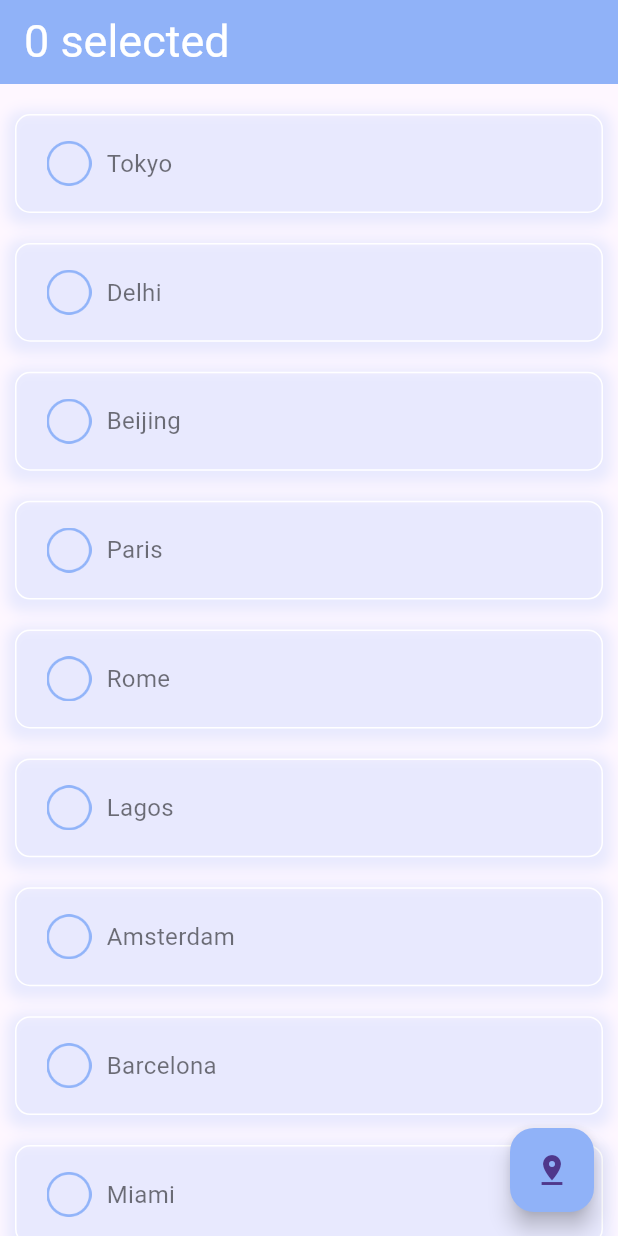
After one commit to AnhTuvx/Flutter-Weather-App, a Flutter app: the screen it shows after launch, after a tap on "Get Started", on a phone screen of 412 x 824 dp. The commit adds this screen. Run offline on Flutter 3.47's test engine with Material 3 defaults, Android fonts, the phone set to English and light mode, and no system bars; Roboto replaces fonts that are missing (countryCode).

Commit message:
finish welcome page

```diff
--- /dev/null
+++ b/lib/models/city.dart
@@ -0,0 +1,72 @@
+class City {
+  bool isSelected;
+  final String city;
+  final String country;
+  final bool isDefault;
+
+  City(
+      {required this.isSelected,
+      required this.city,
+      required this.country,
+      required this.isDefault});
+
+  //List of Cities data
+  static List<City> citiesList = [
+    City(
+        isSelected: false,
+        city: 'London',
+        country: 'United Kindgom',
+        isDefault: true),
+    City(isSelected: false, city: 'Tokyo', country: 'Japan', isDefault: false),
+    City(isSelected: false, city: 'Delhi', country: 'India', isDefault: false),
+    City(
+        isSelected: false, city: 'Beijing', country: 'China', isDefault: false),
+    City(isSelected: false, city: 'Paris', country: 'Paris', isDefault: false),
+    City(isSelected: false, city: 'Rome', country: 'Italy', isDefault: false),
+    City(
+        isSelected: false, city: 'Lagos', country: 'Nigeria', isDefault: false),
+    City(
+        isSelected: false,
+        city: 'Amsterdam',
+        country: 'Netherlands',
+        isDefault: false),
+    City(
+        isSelected: false,
+        city: 'Barcelona',
+        country: 'Spain',
+        isDefault: false),
+    City(
+        isSelected: false,
+        city: 'Miami',
+        country: 'United States',
+        isDefault: false),
+    City(
+        isSelected: false,
+        city: 'Vienna',
+        country: 'Austria',
+        isDefault: false),
+    City(
+        isSelected: false,
+        city: 'Berlin',
+        country: 'Germany',
+        isDefault: false),
+    City(
+        isSelected: false,
+        city: 'Toronto',
+        country: 'Canada',
+        isDefault: false),
+    City(
+        isSelected: false,
+        city: 'Brussels',
+        country: 'Belgium',
+        isDefault: false),
+    City(
+        isSelected: false, city: 'Nairobi', country: 'Kenya', isDefault: false),
+  ];
+
+  //Get the selected cities
+  static List<City> getSelectedCities() {
+    List<City> selectedCities = City.citiesList;
+    return selectedCities.where((city) => city.isSelected == true).toList();
+  }
+}
--- /dev/null
+++ b/lib/models/constants.dart
@@ -0,0 +1,6 @@
+import 'package:flutter/material.dart';
+
+class Constants {
+  final Color primaryColor = const Color(0xff90B2F9);
+  final Color secondaryColor = const Color(0xff90B2F8);
+}
--- a/lib/ui/get_started.dart
+++ b/lib/ui/get_started.dart
@@ -1,17 +1,21 @@
+import 'package:flutter/cupertino.dart';
 import 'package:flutter/material.dart';
+import 'package:weather_app_flutter/models/constants.dart';
+import 'package:weather_app_flutter/ui/welcome.dart';
 
 class GetStarted extends StatelessWidget {
   const GetStarted({super.key});
 
   @override
   Widget build(BuildContext context) {
+    Constants myConstants = Constants();
     Size size = MediaQuery.of(context).size;
 
     return Scaffold(
       body: Container(
         width: size.width,
         height: size.height,
-        color: Colors.red,
+        color: myConstants.primaryColor.withOpacity(.5),
         child: Center(
           child: Column(
             mainAxisAlignment: MainAxisAlignment.center,
@@ -21,16 +25,25 @@ class GetStarted extends StatelessWidget {
               SizedBox(
                 height: 30,
               ),
-              Container(
+              GestureDetector(
+                onTap: () {
+                  Navigator.pushReplacement(
+                      context,
+                      MaterialPageRoute(
+                        builder: (context) => Welcome(),
+                      ));
+                },
+                child: Container(
                   height: 50,
                   width: size.width * 0.7,
                   decoration: BoxDecoration(
-                    color: Colors.blue,
+                      color: myConstants.primaryColor,
                       borderRadius: BorderRadius.circular(10)),
                   child: Center(
                     child: Text(
                       "Get Started",
                       style: TextStyle(fontSize: 18, color: Colors.white),
+                    ),
                   ),
                 ),
               ),
--- /dev/null
+++ b/lib/ui/welcome.dart
@@ -0,0 +1,99 @@
+import 'package:flutter/cupertino.dart';
+import 'package:flutter/material.dart';
+import 'package:weather_app_flutter/models/city.dart';
+import 'package:weather_app_flutter/models/constants.dart';
+
+class Welcome extends StatefulWidget {
+  const Welcome({super.key});
+
+  @override
+  State<Welcome> createState() => _WelcomeState();
+}
+
+class _WelcomeState extends State<Welcome> {
+  @override
+  Widget build(BuildContext context) {
+    List<City> cities =
+        City.citiesList.where((city) => city.isDefault == false).toList();
+    List<City> selectedCities = City.getSelectedCities();
+    Constants myConstants = Constants();
+    Size size = MediaQuery.of(context).size;
+
+    return Scaffold(
+      appBar: AppBar(
+        automaticallyImplyLeading: false,
+        backgroundColor: myConstants.secondaryColor,
+        title: Text(
+          selectedCities.length.toString() + " selected",
+          textAlign: TextAlign.center,
+          style: TextStyle(
+              color: Colors.white,
+              fontSize: 30,
+              fontFamily: AutofillHints.countryCode),
+        ),
+      ),
+      body: ListView.builder(
+        itemCount: cities.length,
+        itemBuilder: (BuildContext context, int index) {
+          return Container(
+            margin: EdgeInsets.only(left: 10, top: 20, right: 10),
+            padding: EdgeInsets.symmetric(horizontal: 20),
+            height: size.height * .08,
+            width: size.width,
+            decoration: BoxDecoration(
+                border: cities[index].isSelected == true
+                    ? Border.all(
+                        color: myConstants.secondaryColor.withOpacity(.6),
+                        width: 2,
+                      )
+                    : Border.all(color: Colors.white),
+                borderRadius: BorderRadius.all(Radius.circular(10)),
+                boxShadow: [
+                  BoxShadow(
+                      color: myConstants.primaryColor.withOpacity(.2),
+                      spreadRadius: 5,
+                      blurRadius: 7,
+                      offset: Offset(0, 3)),
+                ]),
+            child: Row(
+              children: [
+                GestureDetector(
+                  onTap: () {
+                    setState(() {
+                      cities[index].isSelected = !cities[index].isSelected;
+                    });
+                  },
+                  child: Image.asset(
+                    cities[index].isSelected == true
+                        ? 'lib/images/checked.png'
+                        : 'lib/images/unchecked.png',
+                    width: 30,
+                  ),
+                ),
+                SizedBox(
+                  width: 10,
+                ),
+                Text(
+                  cities[index].city,
+                  style: TextStyle(
+                    fontSize: 16,
+                    color: cities[index].isSelected == true
+                        ? myConstants.primaryColor
+                        : Colors.black54,
+                  ),
+                )
+              ],
+            ),
+          );
+        },
+      ),
+      floatingActionButton: FloatingActionButton(
+        backgroundColor: myConstants.secondaryColor,
+        child: Icon(Icons.pin_drop),
+        onPressed: () {
+          print(selectedCities.length);
+        },
+      ),
+    );
+  }
+}
```
Also changed, not shown: 1 other file. Lines whose indentation alone changed are shown as unchanged.
